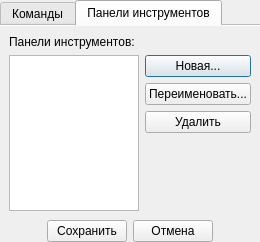
Old version of the form src/plugins/mainwindow/mainwindowoptions.ui in the repository rdnvndr/raindrop.
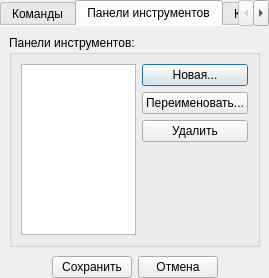
New version of the form. The open tabs and pages were chosen to show the change. Custom widgets are drawn as their Qt base class.

Commit message: Добавлена вкладка клавиатурных сокращений

The edit to the form file:
```diff
--- a/src/plugins/mainwindow/mainwindowoptions.ui
+++ b/src/plugins/mainwindow/mainwindowoptions.ui
@@ -6,8 +6,8 @@
    <rect>
     <x>0</x>
     <y>0</y>
-    <width>246</width>
-    <height>220</height>
+    <width>258</width>
+    <height>258</height>
    </rect>
   </property>
   <property name="windowTitle">
@@ -106,52 +106,113 @@
        <string>Панели инструментов</string>
       </attribute>
       <layout class="QGridLayout" name="gridLayout_2">
-       <item row="5" column="1">
-        <spacer name="verticalSpacer">
-         <property name="orientation">
-          <enum>Qt::Vertical</enum>
-         </property>
-         <property name="sizeHint" stdset="0">
-          <size>
-           <width>20</width>
-           <height>40</height>
-          </size>
-         </property>
-        </spacer>
-       </item>
        <item row="0" column="0">
-        <widget class="QLabel" name="labelToolBars">
-         <property name="text">
+        <widget class="QGroupBox" name="groupBoxToolBars">
+         <property name="title">
           <string>Панели инструментов:</string>
          </property>
+         <layout class="QGridLayout" name="gridLayout">
+          <item row="0" column="0" rowspan="4">
+           <widget class="QListView" name="listToolBars"/>
+          </item>
+          <item row="0" column="1">
+           <widget class="QPushButton" name="pushButtonNew">
+            <property name="text">
+             <string>Новая...</string>
+            </property>
+           </widget>
+          </item>
+          <item row="1" column="1">
+           <widget class="QPushButton" name="pushButtonRename">
+            <property name="text">
+             <string>Переименовать...</string>
+            </property>
+           </widget>
+          </item>
+          <item row="2" column="1">
+           <widget class="QPushButton" name="pushButtonDelete">
+            <property name="text">
+             <string>Удалить</string>
+            </property>
+           </widget>
+          </item>
+          <item row="3" column="1">
+           <spacer name="verticalSpacer">
+            <property name="orientation">
+             <enum>Qt::Vertical</enum>
+            </property>
+            <property name="sizeHint" stdset="0">
+             <size>
+              <width>20</width>
+              <height>61</height>
+             </size>
+            </property>
+           </spacer>
+          </item>
+         </layout>
         </widget>
        </item>
-       <item row="1" column="1">
-        <widget class="QPushButton" name="pushButtonNew">
-         <property name="text">
-          <string>Новая...</string>
+      </layout>
+     </widget>
+     <widget class="QWidget" name="tabKeyboard">
+      <attribute name="title">
+       <string>Клавиатура</string>
+      </attribute>
+      <layout class="QVBoxLayout" name="verticalLayout_2">
+       <item>
+        <widget class="QGroupBox" name="groupBoxHotKey">
+         <property name="sizePolicy">
+          <sizepolicy hsizetype="Preferred" vsizetype="Expanding">
+           <horstretch>0</horstretch>
+           <verstretch>0</verstretch>
+          </sizepolicy>
          </property>
-        </widget>
-       </item>
-       <item row="2" column="1">
-        <widget class="QPushButton" name="pushButtonRename">
-         <property name="text">
-          <string>Переименовать...</string>
+         <property name="title">
+          <string>Клавиатурные сокращения:</string>
          </property>
+         <layout class="QVBoxLayout" name="verticalLayout_3">
+          <item>
+           <widget class="QLineEdit" name="lineEditFilter"/>
+          </item>
+          <item>
+           <widget class="QTableView" name="tableViewHotKey"/>
+          </item>
+         </layout>
         </widget>
        </item>
-       <item row="3" column="1">
-        <widget class="QPushButton" name="pushButtonDelete">
-         <property name="text">
-          <string>Удалить</string>
+       <item>
+        <widget class="QGroupBox" name="groupBoxChangeKey">
+         <property name="title">
+          <string>Сочетание клавиш:</string>
          </property>
+         <layout class="QHBoxLayout" name="horizontalLayout">
+          <item>
+           <widget class="QLabel" name="labelHotKey">
+            <property name="text">
+             <string>Сочетание клавиш:</string>
+            </property>
+           </widget>
+          </item>
+          <item>
+           <widget class="QLineEdit" name="lineEditHotKey"/>
+          </item>
+          <item>
+           <widget class="QPushButton" name="pushButtonClear">
+            <property name="text">
+             <string>Сбросить</string>
+            </property>
+           </widget>
+          </item>
+         </layout>
         </widget>
        </item>
-       <item row="1" column="0" rowspan="5">
-        <widget class="QListView" name="listToolBars"/>
-       </item>
       </layout>
      </widget>
+     <widget class="QWidget" name="tabOptions">
+      <attribute name="title">
+       <string>Опции</string>
+      </attribute>
+     </widget>
     </widget>
    </item>
    <item>
```
